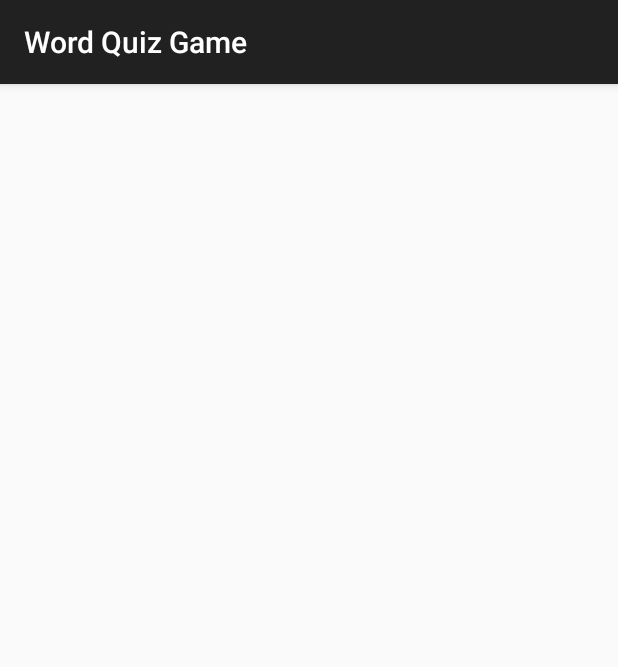
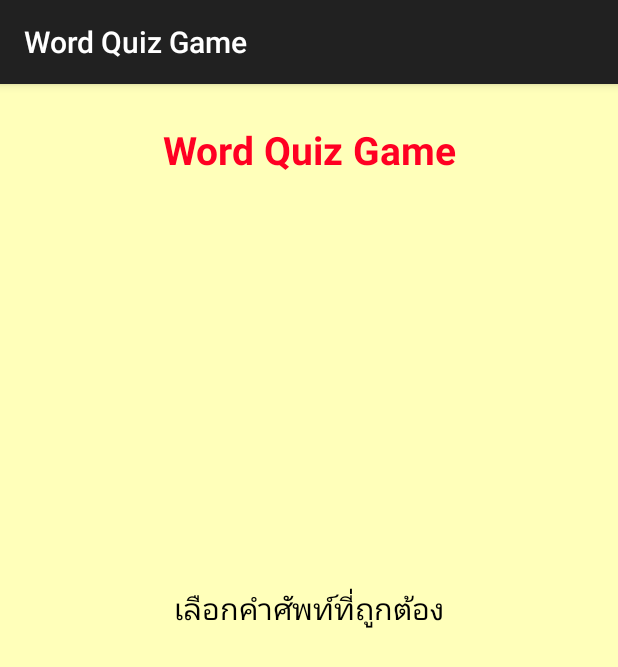
Before and after one commit to 3bugs/WordQuizGame_Class_SU, an Android app: the GameActivity screen opened directly, with no data from a screen before it, on a phone screen of 412 x 824 dp. Shown: the top 667 px of the screen. Run offline under Robolectric (Android 15) with nearby library versions, the phone set to English and light mode, and no system bars.

Commit message:
Add layout file activity_game.xml Add code in GameActivity

```diff
--- a/app/src/main/java/com/example/wordquizgame/GameActivity.java
+++ b/app/src/main/java/com/example/wordquizgame/GameActivity.java
@@ -8,6 +8,8 @@ import android.util.Log;
 import android.widget.ImageView;
 import android.widget.TableLayout;
 import android.widget.TextView;
+
+import org.w3c.dom.Text;
 
 import java.lang.reflect.Array;
 import java.util.ArrayList;
@@ -25,15 +27,15 @@ public class GameActivity extends AppCompatActivity {
 
     private int mScore;
     private int mTotalGuesses;
-    private String answerFileName;
+    private String mAnswerFileName;
 
-    private Random random;
-    private Handler handler;
+    private Random mRandom;
+    private Handler mHandler;
 
-    private TextView questionNumberTextView;
-    private ImageView questionImageView;
-    private TableLayout buttonTableLayout;
-    private TextView answerTextView;
+    private TextView mQuestionNumberTextView;
+    private ImageView mQuestionImageView;
+    private TableLayout mButtonTableLayout;
+    private TextView mAnswerTextView;
 
     @Override
     protected void onCreate(Bundle savedInstanceState) {
@@ -58,5 +60,14 @@ public class GameActivity extends AppCompatActivity {
         }
 
         Log.i(TAG, "Number of choices: " + mNumChoices);
+
+        setupViews();
+    }
+
+    private void setupViews() {
+        mQuestionNumberTextView = (TextView) findViewById(R.id.questionNumberTextView);
+        mQuestionImageView = (ImageView) findViewById(R.id.questionImageView);
+        mButtonTableLayout = (TableLayout) findViewById(R.id.buttonTableLayout);
+        mAnswerTextView = (TextView) findViewById(R.id.answerTextView);
     }
 }
--- a/app/src/main/res/layout/activity_game.xml
+++ b/app/src/main/res/layout/activity_game.xml
@@ -1,12 +1,83 @@
-<?xml version="1.0" encoding="utf-8"?>
-<RelativeLayout xmlns:android="http://schemas.android.com/apk/res/android"
-    xmlns:tools="http://schemas.android.com/tools"
-    android:layout_width="match_parent"
-    android:layout_height="match_parent"
-    android:paddingBottom="@dimen/activity_vertical_margin"
-    android:paddingLeft="@dimen/activity_horizontal_margin"
-    android:paddingRight="@dimen/activity_horizontal_margin"
-    android:paddingTop="@dimen/activity_vertical_margin"
-    tools:context="com.example.wordquizgame.GameActivity">
+<LinearLayout xmlns:android="http://schemas.android.com/apk/res/android"
+              xmlns:tools="http://schemas.android.com/tools"
+              android:layout_width="match_parent"
+              android:layout_height="match_parent"
+              android:background="@color/background_color"
+              android:gravity="center"
+              android:orientation="vertical"
+              android:padding="16dp"
+              tools:context=".GameActivity">
 
-</RelativeLayout>
+    <TextView
+        android:id="@+id/titleTextView"
+        android:layout_width="wrap_content"
+        android:layout_height="wrap_content"
+        android:layout_marginBottom="10dp"
+        android:layout_marginTop="10dp"
+        android:gravity="center_horizontal"
+        android:text="@string/app_title"
+        android:textColor="@color/title_color"
+        android:textSize="26sp"
+        android:textStyle="bold"/>
+
+    <TextView
+        android:id="@+id/questionNumberTextView"
+        android:layout_width="wrap_content"
+        android:layout_height="wrap_content"
+        android:layout_marginBottom="10dp"
+        android:layout_marginTop="10dp"
+        android:textColor="#000"
+        android:textSize="20sp"/>
+
+    <ImageView
+        android:id="@+id/questionImageView"
+        android:layout_width="250dp"
+        android:layout_height="150dp"
+        android:layout_marginBottom="28dp"
+        android:layout_marginTop="28dp"/>
+
+    <TextView
+        android:id="@+id/guessLabelTextView"
+        android:layout_width="wrap_content"
+        android:layout_height="wrap_content"
+        android:layout_marginBottom="10dp"
+        android:layout_marginTop="10dp"
+        android:text="เลือกคำศัพท์ที่ถูกต้อง"
+        android:textColor="#000"
+        android:textSize="20sp"/>
+
+    <TableLayout
+        android:id="@+id/buttonTableLayout"
+        android:layout_width="match_parent"
+        android:layout_height="wrap_content"
+        android:layout_weight="1"
+        android:stretchColumns="0,1">
+
+        <TableRow
+            android:id="@+id/tableRow0"
+            android:layout_width="match_parent"
+            android:layout_height="wrap_content"
+            android:orientation="horizontal"/>
+
+        <TableRow
+            android:id="@+id/tableRow1"
+            android:layout_width="match_parent"
+            android:layout_height="wrap_content"
+            android:orientation="horizontal"/>
+
+        <TableRow
+            android:id="@+id/tableRow2"
+            android:layout_width="match_parent"
+            android:layout_height="wrap_content"
+            android:orientation="horizontal"/>
+
+    </TableLayout>
+
+    <TextView
+        android:id="@+id/answerTextView"
+        android:layout_width="wrap_content"
+        android:layout_height="wrap_content"
+        android:textSize="28sp"
+        android:textStyle="bold"/>
+
+</LinearLayout>
```
